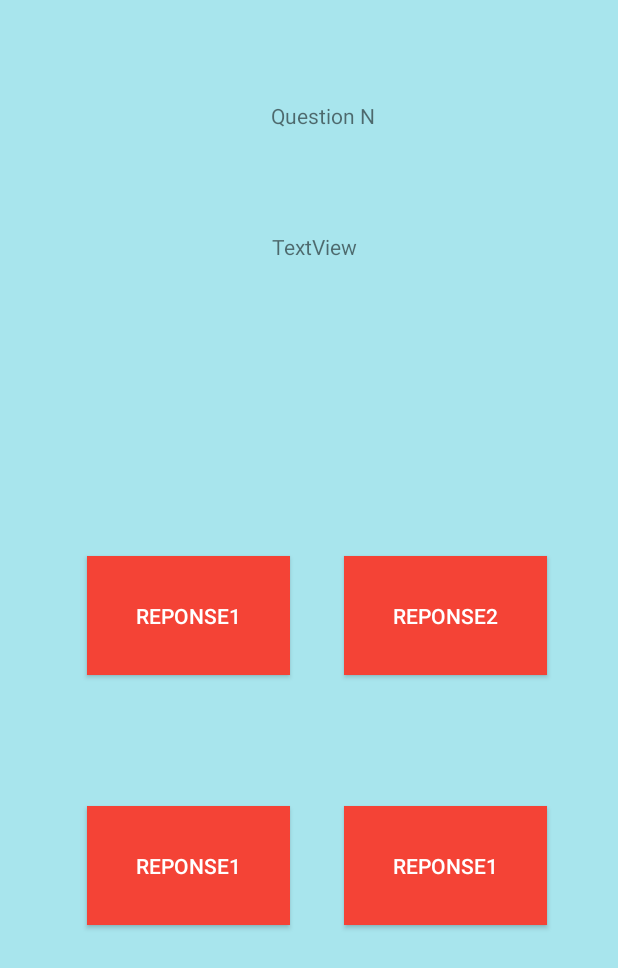
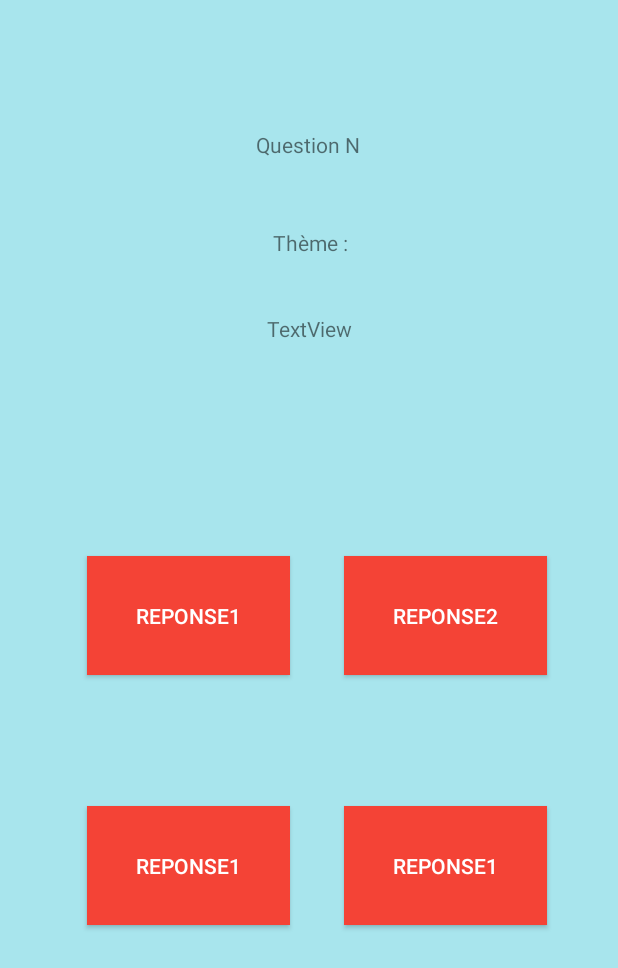
Before and after one commit to HippolyteG/QuizzAct, an Android app: the QuizzActivity screen opened directly, with no data from a screen before it, on a phone screen of 412 x 824 dp. Shown: the top 968 px of the screen. Run offline under Robolectric (Android 15) with nearby library versions, the phone set to English and light mode, and no system bars.

Commit message:
Theme ajouté a l'interface

```diff
--- a/app/src/main/res/layout/activity_quizz.xml
+++ b/app/src/main/res/layout/activity_quizz.xml
@@ -68,25 +68,39 @@
         android:id="@+id/numQuestion"
         android:layout_width="wrap_content"
         android:layout_height="wrap_content"
+        android:gravity="center"
         android:text="Question N"
         app:layout_constraintBottom_toBottomOf="parent"
         app:layout_constraintEnd_toEndOf="parent"
-        app:layout_constraintHorizontal_bias="0.527"
+        app:layout_constraintHorizontal_bias="0.498"
         app:layout_constraintStart_toStartOf="parent"
         app:layout_constraintTop_toTopOf="parent"
-        app:layout_constraintVertical_bias="0.084" />
+        app:layout_constraintVertical_bias="0.108" />
+
+    <TextView
+        android:id="@+id/theme"
+        android:layout_width="wrap_content"
+        android:layout_height="wrap_content"
+        android:gravity="center"
+        android:text="Thème : "
+        app:layout_constraintBottom_toBottomOf="parent"
+        app:layout_constraintEnd_toEndOf="parent"
+        app:layout_constraintHorizontal_bias="0.507"
+        app:layout_constraintStart_toStartOf="parent"
+        app:layout_constraintTop_toBottomOf="@+id/numQuestion"
+        app:layout_constraintVertical_bias="0.066" />
 
     <TextView
         android:id="@+id/question"
         android:layout_width="wrap_content"
         android:layout_height="wrap_content"
         android:layout_marginTop="68dp"
+        android:gravity="center"
         android:text="TextView"
         app:layout_constraintBottom_toBottomOf="parent"
         app:layout_constraintEnd_toEndOf="parent"
-        app:layout_constraintHorizontal_bias="0.511"
         app:layout_constraintStart_toStartOf="parent"
         app:layout_constraintTop_toBottomOf="@+id/numQuestion"
-        app:layout_constraintVertical_bias="0.0" />
+        app:layout_constraintVertical_bias="0.056" />
 
 </androidx.constraintlayout.widget.ConstraintLayout>
```
